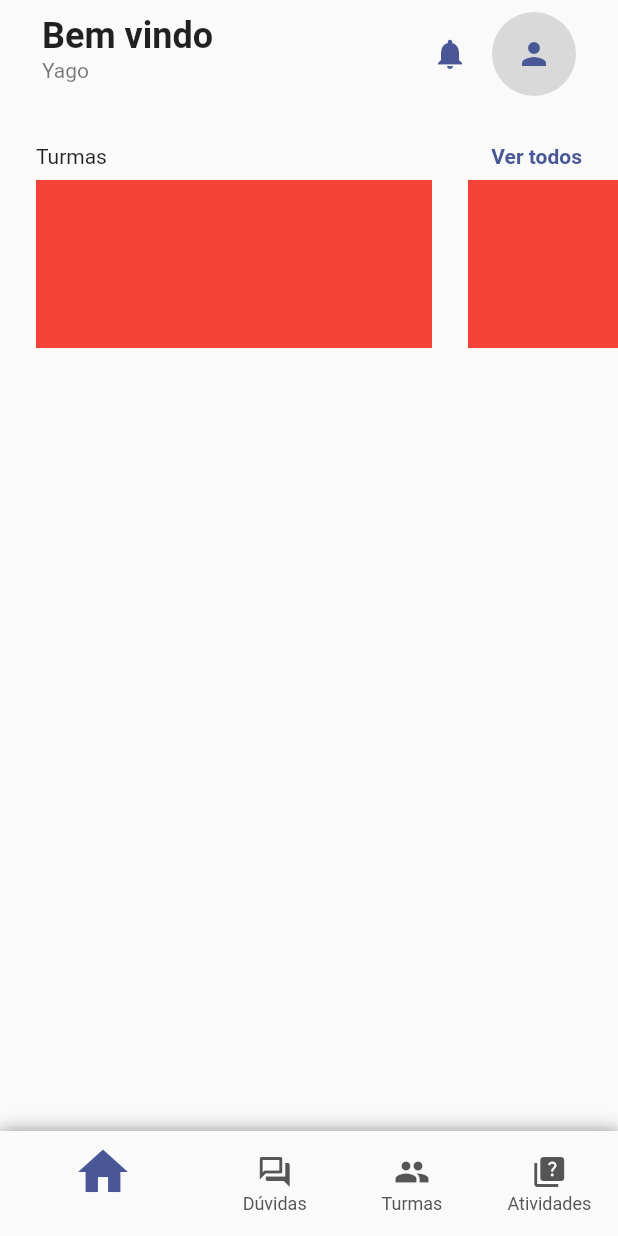
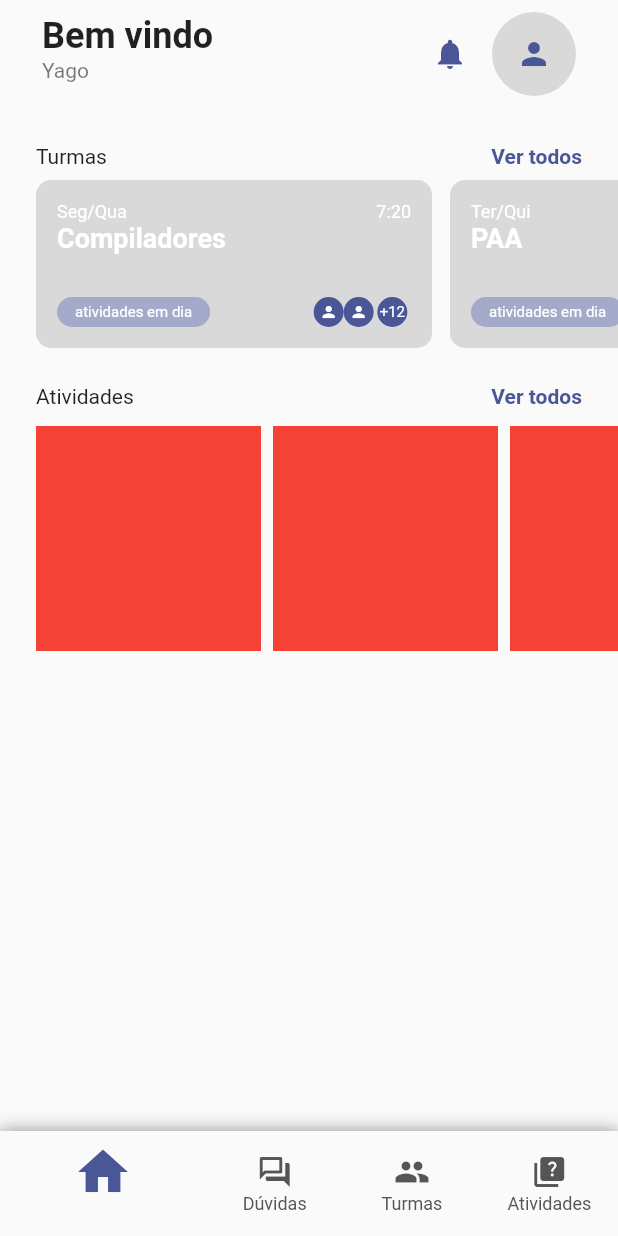
Before and after one commit to IClassroom/iclassroom-mobile, a Flutter app: the screen it shows after launch, on a phone screen of 412 x 824 dp. Run offline on Flutter 3.47's test engine with Material 2 defaults, Android fonts, the phone set to English and light mode, and no system bars; our stand-ins replace equatable, flutter_bloc; accounts and stored records are empty.

Commit message:
create class card

```diff
--- /dev/null
+++ b/lib/api/models/class.dart
@@ -0,0 +1,14 @@
+import 'package:iclassroom/api/models/user.dart';
+
+class Class {
+  final List<String> classDay = [];
+  final List<String> times = [];
+  final String className;
+  final List<User> users = [];
+
+  Class({required this.className, List<String>? days, List<String>? times, List<User>? users}) {
+    classDay.addAll(days ?? []);
+    this.times.addAll(times ?? []);
+    this.users.addAll(users ?? []);
+  }
+}
--- a/lib/app/modules/logged_area/pages/home.dart
+++ b/lib/app/modules/logged_area/pages/home.dart
@@ -1,6 +1,9 @@
 import 'package:flutter/material.dart';
 import 'package:flutter_bloc/flutter_bloc.dart';
+import 'package:iclassroom/api/models/class.dart';
+import 'package:iclassroom/api/models/user.dart';
 import 'package:iclassroom/api/repositories/auth_repository.dart';
+import 'package:iclassroom/app/shared/widgets/components/iclassroom_class_card.dart';
 
 class HomePage extends StatefulWidget {
   const HomePage({Key? key}) : super(key: key);
@@ -72,30 +75,102 @@ class _HomePageState extends State<HomePage> {
                 ],
               ),
             ),
-            SizedBox(height: 8),
+            const SizedBox(height: 8),
             SizedBox(
               height: 112,
               child: ListView(
                 scrollDirection: Axis.horizontal,
                 children: [
                   const SizedBox(width: 24),
-                  Container(
-                    color: Colors.red,
-                    width: 264,
+                  IClassroomClassCard(
+                    classroom: Class(
+                      className: 'Compiladores',
+                      days: ['Seg', 'Qua'],
+                      times: ['7:20'],
+                      users: [
+                        User(
+                          id: 10,
+                          name: 'Yago',
+                          email: 'ytf@ic.ufal.br',
+                        )
+                      ],
+                    ),
                   ),
+                  const SizedBox(width: 12),
+                  IClassroomClassCard(
+                    classroom: Class(
+                      className: 'PAA',
+                      days: ['Ter', 'Qui'],
+                      times: ['9:10', '11:00'],
+                      users: [
+                        User(
+                          id: 10,
+                          name: 'Yago',
+                          email: 'ytf@ic.ufal.br',
+                        )
+                      ],
+                    ),
+                  ),
+                  const SizedBox(width: 12),
+                  IClassroomClassCard(
+                    classroom: Class(
+                      className: 'Processamento digital de imagens',
+                      days: ['Ter', 'Qui'],
+                      times: ['11:10', '13:00'],
+                      users: [
+                        User(
+                          id: 10,
+                          name: 'Yago',
+                          email: 'ytf@ic.ufal.br',
+                        )
+                      ],
+                    ),
+                  ),
+                  const SizedBox(width: 24),
+                ],
+              ),
+            ),
+            const SizedBox(height: 24),
+            Padding(
+              padding: const EdgeInsets.symmetric(horizontal: 24.0),
+              child: Row(
+                mainAxisAlignment: MainAxisAlignment.spaceBetween,
+                children: [
+                  const Text('Atividades'),
+                  Text(
+                    'Ver todos',
+                    style: TextStyle(
+                        color: Theme.of(context).primaryColor,
+                        fontWeight: FontWeight.bold),
+                  )
+                ],
+              ),
+            ),
+            const SizedBox(height: 12),
+            SizedBox(
+              height: 150,
+              child: ListView(
+                scrollDirection: Axis.horizontal,
+                children: [
                   const SizedBox(width: 24),
                   Container(
                     color: Colors.red,
-                    width: 264,
+                    width: 150,
+                  ),
+                  const SizedBox(width: 8),
+                  Container(
+                    color: Colors.red,
+                    width: 150,
+                  ),
+                  const SizedBox(width: 8),
+                  Container(
+                    color: Colors.red,
+                    width: 150,
                   ),
                   const SizedBox(width: 24),
-                  Container(
-                    color: Colors.red,
-                    width: 264,
-                  ),
                 ],
               ),
-            )
+            ),
           ],
         ),
       ),
--- /dev/null
+++ b/lib/app/shared/widgets/components/iclassroom_class_card.dart
@@ -0,0 +1,101 @@
+import 'package:flutter/material.dart';
+import 'package:iclassroom/api/models/class.dart';
+
+class IClassroomClassCard extends StatefulWidget {
+  final Class classroom;
+
+  const IClassroomClassCard({Key? key, required this.classroom})
+      : super(key: key);
+
+  @override
+  State<IClassroomClassCard> createState() => _IClassroomClassCardState();
+}
+
+class _IClassroomClassCardState extends State<IClassroomClassCard> {
+  @override
+  Widget build(BuildContext context) {
+    return Container(
+      width: 264,
+      padding: const EdgeInsets.all(14),
+      decoration: BoxDecoration(
+        borderRadius: BorderRadius.circular(10),
+        color: const Color(0xFFD9D9D9),
+      ),
+      child: Column(
+        crossAxisAlignment: CrossAxisAlignment.start,
+        children: [
+          Row(
+            mainAxisSize: MainAxisSize.max,
+            mainAxisAlignment: MainAxisAlignment.spaceBetween,
+            children: [
+              Text(
+                widget.classroom.classDay.join('/'),
+                style: const TextStyle(
+                  color: Colors.white,
+                  fontSize: 12,
+                ),
+              ),
+              Text(
+                widget.classroom.times.join('/'),
+                style: const TextStyle(
+                  color: Colors.white,
+                  fontSize: 12,
+                ),
+              ),
+            ],
+          ),
+          Text(
+            widget.classroom.className,
+            style: const TextStyle(
+              color: Colors.white,
+              fontSize: 18,
+              fontWeight: FontWeight.bold,
+            ),
+          ),
+          const Spacer(),
+          Row(
+            children: [
+              Container(
+                padding:
+                    const EdgeInsets.symmetric(vertical: 4, horizontal: 12),
+                decoration: BoxDecoration(
+                  color: const Color(0xFFA4ABCA),
+                  borderRadius: BorderRadius.circular(10),
+                ),
+                child: const Text(
+                  'atividades em dia',
+                  style: TextStyle(color: Colors.white, fontSize: 10),
+                ),
+              ),
+              const Spacer(),
+              Container(
+                padding: const EdgeInsets.all(4),
+                decoration: const BoxDecoration(
+                  color: Color(0xFF495796),
+                  shape: BoxShape.circle,
+                ),
+                child: const Icon(Icons.person, color: Colors.white, size: 12,),
+              ),
+              Container(
+                padding: const EdgeInsets.all(4),
+                decoration: const BoxDecoration(
+                  color: Color(0xFF495796),
+                  shape: BoxShape.circle,
+                ),
+                child: const Icon(Icons.person, color: Colors.white, size: 12,),
+              ),
+              Container(
+                padding: const EdgeInsets.all(4),
+                decoration: const BoxDecoration(
+                  color: Color(0xFF495796),
+                  shape: BoxShape.circle,
+                ),
+                child: const Text('+12', style: TextStyle(color: Colors.white, fontSize: 10),),
+              ),
+            ],
+          )
+        ],
+      ),
+    );
+  }
+}
```
